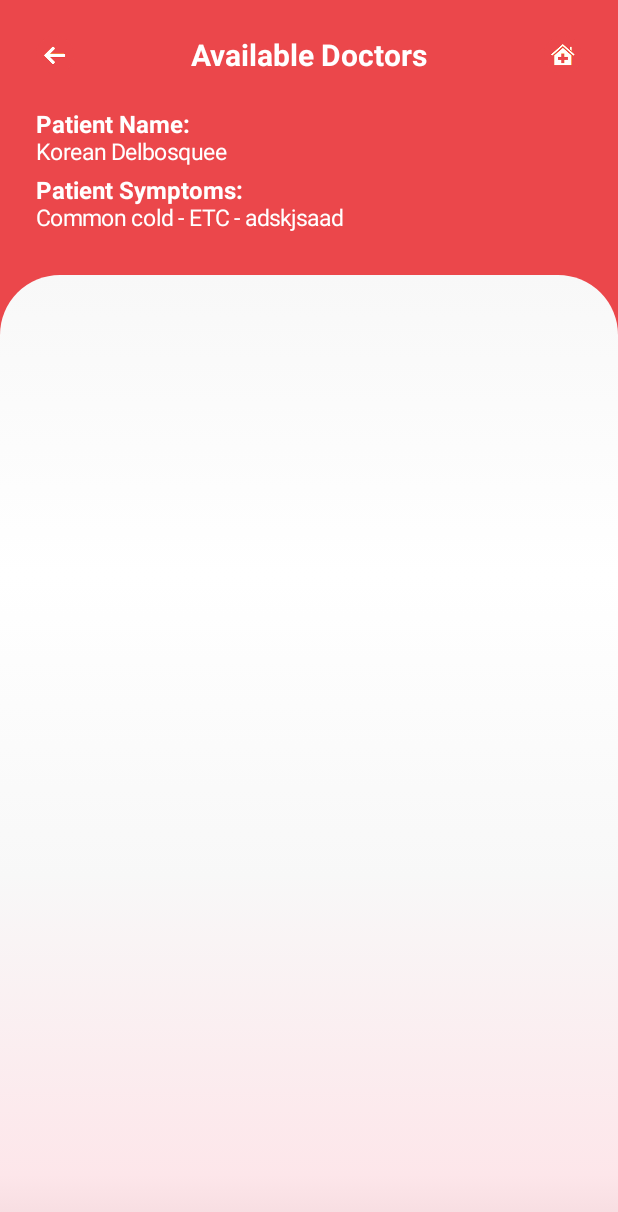
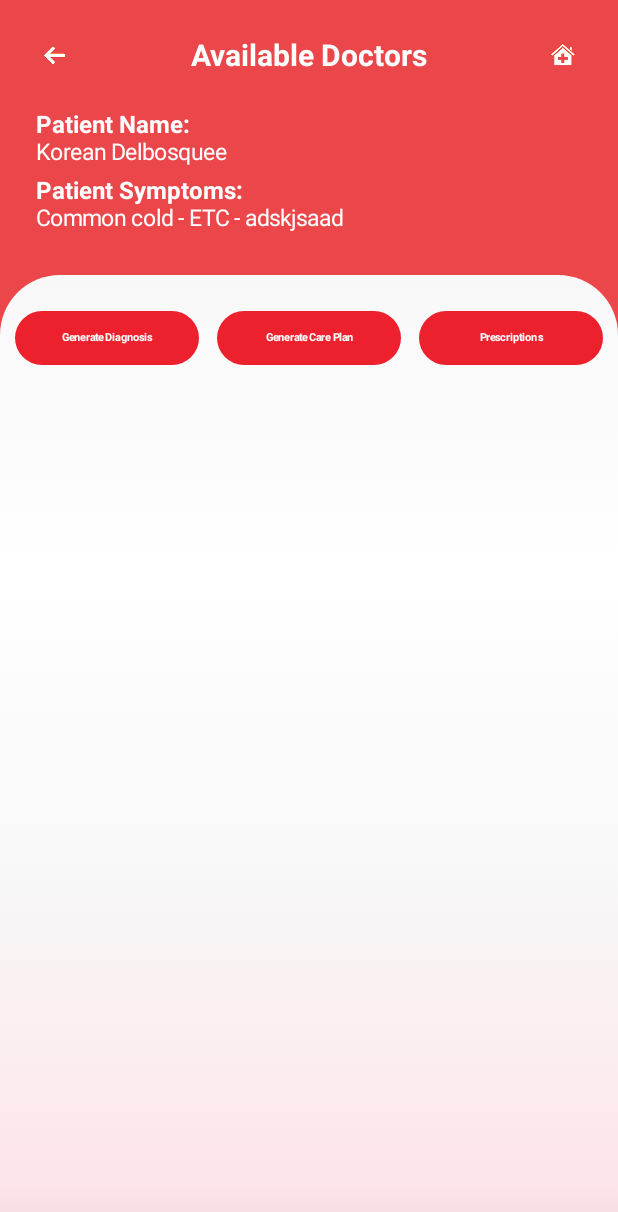
Before and after one commit to salmanmallah/Android-App-Emcura, an Android app built with Jetpack Compose: the @Preview function AISuggestedDiagnosisScreenPreview, on a phone screen of 412 x 824 dp. Shown: the top 1212 px of the screen. Run offline under Robolectric (Android 15) with nearby library versions, the phone set to English and light mode, and no system bars.

Commit message:
Add AISuggestedDiagnosisButtonCard component to enhance diagnosis interaction

```diff
--- a/app/src/main/java/com/app/splashscreen/ui/aisuggesteddiagnosis/AISuggestedDiagnosisScreen.kt
+++ b/app/src/main/java/com/app/splashscreen/ui/aisuggesteddiagnosis/AISuggestedDiagnosisScreen.kt
@@ -30,6 +30,7 @@ import androidx.navigation.NavController
 import androidx.navigation.compose.rememberNavController
 import androidx.compose.runtime.getValue
 import androidx.compose.runtime.setValue
+import com.app.splashscreen.ui.components.AISuggestedDiagnosisButtonCard
 import com.app.splashscreen.ui.components.AISuggestedDiagnosisTextCard
 import com.app.splashscreen.ui.components.CallHistoryOptionBottomButtons
 import com.app.splashscreen.ui.components.CallHistoryOptionNotes
@@ -98,11 +99,11 @@ fun AISuggestedDiagnosisScreen(navController: NavController) {
                 Column(
                     modifier = Modifier
                         .fillMaxWidth()
-                        .padding(horizontal = 24.dp, vertical = 24.dp),
+                        .padding(horizontal = 10.dp, vertical = 24.dp),
                     horizontalAlignment = Alignment.CenterHorizontally
                 ) {
 
-
+                    AISuggestedDiagnosisButtonCard()
                 }
             } // end of White rounded container
         }
--- /dev/null
+++ b/app/src/main/java/com/app/splashscreen/ui/components/AISuggestedDiagnosisButtonCard.kt
@@ -0,0 +1,88 @@
+package com.app.splashscreen.ui.components
+
+import androidx.compose.foundation.layout.*
+import androidx.compose.foundation.shape.RoundedCornerShape
+import androidx.compose.material3.Button
+import androidx.compose.material3.ButtonDefaults
+import androidx.compose.material3.Card
+import androidx.compose.material3.Text
+import androidx.compose.runtime.Composable
+import androidx.compose.ui.Alignment
+import androidx.compose.ui.Modifier
+import androidx.compose.ui.graphics.Color
+import androidx.compose.ui.tooling.preview.Preview
+import androidx.compose.ui.unit.dp
+import androidx.compose.ui.unit.sp
+
+@Composable
+fun AISuggestedDiagnosisButtonCard(
+    onGenerateDiagnosis: () -> Unit = {},
+    onGenerateCarePlan: () -> Unit = {},
+    onPrescriptions: () -> Unit = {}
+) {
+    Row(
+        modifier = Modifier.fillMaxWidth(),
+        horizontalArrangement = Arrangement.spacedBy(12.dp),
+        verticalAlignment = Alignment.CenterVertically
+    ) {
+        Button(
+            onClick = onGenerateDiagnosis,
+            colors = ButtonDefaults.buttonColors(containerColor = Color(0xFFED202E)),
+            shape = RoundedCornerShape(24.dp),
+            modifier = Modifier
+                .weight(1f)
+                .height(36.dp)
+        ) {
+            Text(
+                "Generate Diagnosis",
+                color = Color.White,
+                fontSize = 7.sp,
+                fontWeight = androidx.compose.ui.text.font.FontWeight.Bold,
+                modifier = Modifier.fillMaxWidth(),
+                textAlign = androidx.compose.ui.text.style.TextAlign.Center
+            )
+        }
+
+        Button(
+            onClick = onGenerateCarePlan,
+            colors = ButtonDefaults.buttonColors(containerColor = Color(0xFFED202E)),
+            shape = RoundedCornerShape(24.dp),
+            modifier = Modifier
+                .weight(1f)
+                .height(36.dp)
+        ) {
+            Text(
+                "Generate Care Plan",
+                color = Color.White,
+                fontSize = 7.sp,
+                fontWeight = androidx.compose.ui.text.font.FontWeight.Bold,
+                modifier = Modifier.fillMaxWidth(),
+                textAlign = androidx.compose.ui.text.style.TextAlign.Center
+            )
+        }
+
+        Button(
+            onClick = onPrescriptions,
+            colors = ButtonDefaults.buttonColors(containerColor = Color(0xFFED202E)),
+            shape = RoundedCornerShape(24.dp),
+            modifier = Modifier
+                .weight(1f)
+                .height(36.dp)
+        ) {
+            Text(
+                "Prescriptions",
+                color = Color.White,
+                fontSize = 7.sp,
+                fontWeight = androidx.compose.ui.text.font.FontWeight.Bold,
+                modifier = Modifier.fillMaxWidth(),
+                textAlign = androidx.compose.ui.text.style.TextAlign.Center
+            )
+        }
+    }
+}
+
+@Preview(showBackground = true)
+@Composable
+fun AISuggestedDiagnosisButtonCardPreview() {
+    AISuggestedDiagnosisButtonCard()
+}
```
